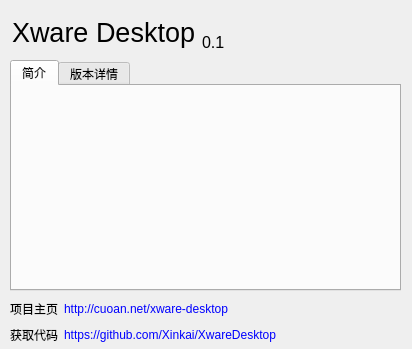
This is src/frontend/ui/about.ui in Xinkai/XwareDesktop as Qt 5 draws it before an edit. The edited form follows.
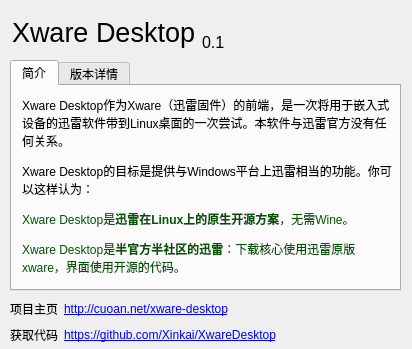
This is the edited form. Icons and pictures are not drawn.

Commit message: about dialog

The edit to the form file:
```diff
--- a/src/frontend/ui/about.ui
+++ b/src/frontend/ui/about.ui
@@ -72,7 +72,7 @@
          </sizepolicy>
         </property>
         <property name="text">
-         <string>&lt;font color=&quot;blue&quot;&gt;http://cuoan.net/xware-desktop&lt;/font&gt;</string>
+         <string>&lt;a href=&quot;http://cuoan.net/xware-desktop&quot;&gt;http://cuoan.net/xware-desktop&lt;/a&gt;</string>
         </property>
        </widget>
       </item>
@@ -96,7 +96,7 @@
          </sizepolicy>
         </property>
         <property name="text">
-         <string>&lt;font color=&quot;blue&quot;&gt;https://github.com/Xinkai/XwareDesktop&lt;/font&gt;</string>
+         <string>&lt;a href=&quot;https://github.com/Xinkai/XwareDesktop&quot;&gt;https://github.com/Xinkai/XwareDesktop&lt;/a&gt;</string>
         </property>
        </widget>
       </item>
@@ -120,6 +120,22 @@
     <attribute name="title">
      <string>简介</string>
     </attribute>
+    <widget class="QLabel" name="label_info">
+     <property name="geometry">
+      <rect>
+       <x>10</x>
+       <y>0</y>
+       <width>371</width>
+       <height>201</height>
+      </rect>
+     </property>
+     <property name="text">
+      <string>&lt;html&gt;&lt;head/&gt;&lt;body&gt;&lt;p&gt;Xware Desktop作为Xware（迅雷固件）的前端，是一次将用于嵌入式设备的迅雷软件带到Linux桌面的一次尝试。本软件与迅雷官方没有任何关系。 &lt;/p&gt;&lt;p&gt;Xware Desktop的目标是提供与Windows平台上迅雷相当的功能。你可以这样认为： &lt;/p&gt;&lt;p&gt;&lt;span style=&quot; color:#005500;&quot;&gt;Xware Desktop是&lt;/span&gt;&lt;span style=&quot; font-weight:600; color:#005500;&quot;&gt;迅雷在Linux上的原生开源方案&lt;/span&gt;&lt;span style=&quot; color:#005500;&quot;&gt;，无需Wine。&lt;/span&gt;&lt;/p&gt;&lt;p&gt;&lt;span style=&quot; color:#005500;&quot;&gt;Xware Desktop是&lt;/span&gt;&lt;span style=&quot; font-weight:600; color:#005500;&quot;&gt;半官方半社区的迅雷&lt;/span&gt;&lt;span style=&quot; color:#005500;&quot;&gt;：下载核心使用迅雷原版xware，界面使用开源的代码。&lt;/span&gt;&lt;/p&gt;&lt;/body&gt;&lt;/html&gt;</string>
+     </property>
+     <property name="wordWrap">
+      <bool>true</bool>
+     </property>
+    </widget>
    </widget>
    <widget class="QWidget" name="tab_versions">
     <attribute name="title">
@@ -237,7 +253,7 @@
     </widget>
    </widget>
   </widget>
-  <widget class="QWidget" name="">
+  <widget class="QWidget" name="layoutWidget">
    <property name="geometry">
     <rect>
      <x>12</x>
```
Left out of the diff: 6 changed lines with no effect on the pictures. The commit also changes 1 other file.
